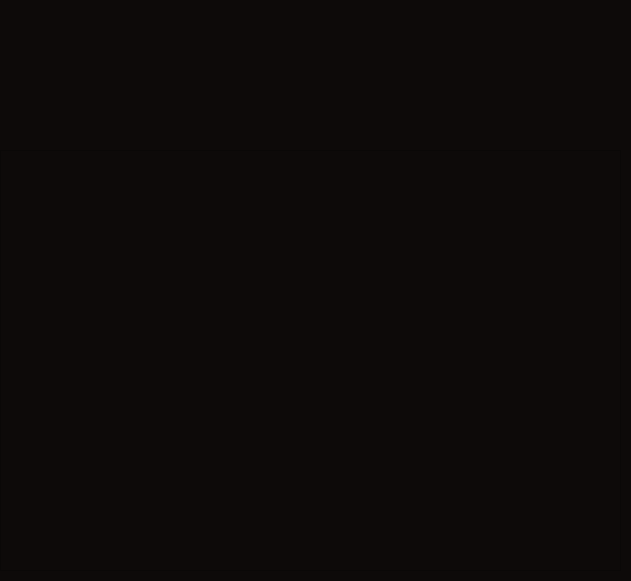
Above: liderboard_screen.ui from Glebadelo/numgame1 before the change. Below: the same form after it.
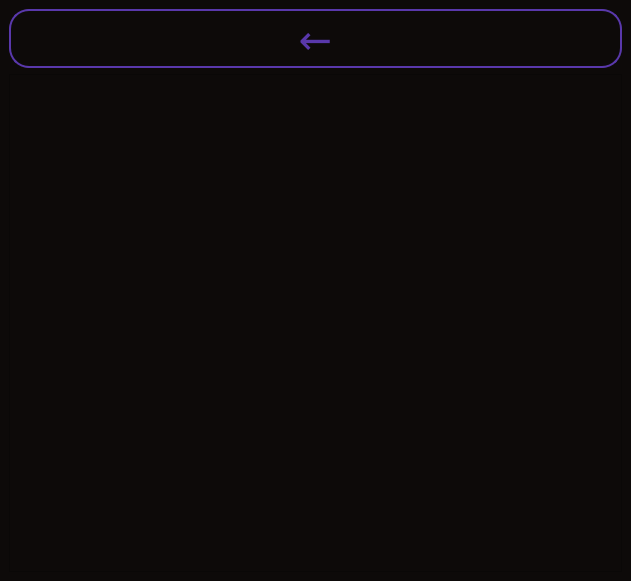
That is the form after the change.

Commit message: Окна адаптивны. Немного доработано окно игры. Добавлены кнопки возврата

What changed in the file:
```diff
--- a/liderboard_screen.ui
+++ b/liderboard_screen.ui
@@ -37,16 +37,55 @@
 	color: rgb(89, 56, 171);
 }</string>
      </property>
-     <widget class="QTableWidget" name="tableWidget">
-      <property name="geometry">
-       <rect>
-        <x>0</x>
-        <y>150</y>
-        <width>621</width>
-        <height>421</height>
-       </rect>
-      </property>
-     </widget>
+     <layout class="QVBoxLayout" name="verticalLayout_2">
+      <item>
+       <widget class="QPushButton" name="back2_btn">
+        <property name="minimumSize">
+         <size>
+          <width>0</width>
+          <height>49</height>
+         </size>
+        </property>
+        <property name="font">
+         <font>
+          <family>Segoe UI Semibold</family>
+          <pointsize>30</pointsize>
+          <weight>50</weight>
+          <bold>false</bold>
+         </font>
+        </property>
+        <property name="styleSheet">
+         <string notr="true">background-color: rgb(13, 10, 9);
+color: rgb(89, 56, 171);
+border-style: solid;
+border-width: 2px;
+border-radius: 20px;
+border-color: rgb(89, 56, 171);</string>
+        </property>
+        <property name="text">
+         <string>←</string>
+        </property>
+        <property name="iconSize">
+         <size>
+          <width>32</width>
+          <height>32</height>
+         </size>
+        </property>
+        <property name="checkable">
+         <bool>true</bool>
+        </property>
+        <property name="checked">
+         <bool>true</bool>
+        </property>
+        <property name="flat">
+         <bool>false</bool>
+        </property>
+       </widget>
+      </item>
+      <item>
+       <widget class="QTableWidget" name="tableWidget"/>
+      </item>
+     </layout>
     </widget>
    </item>
   </layout>
```
The commit also changes 7 other files.
